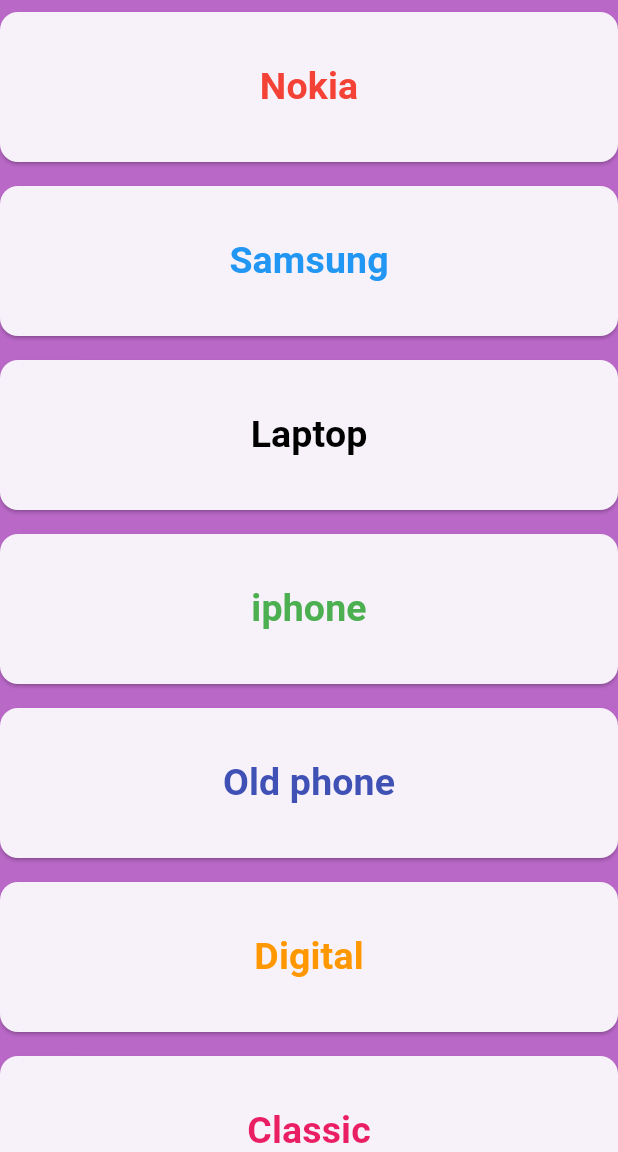
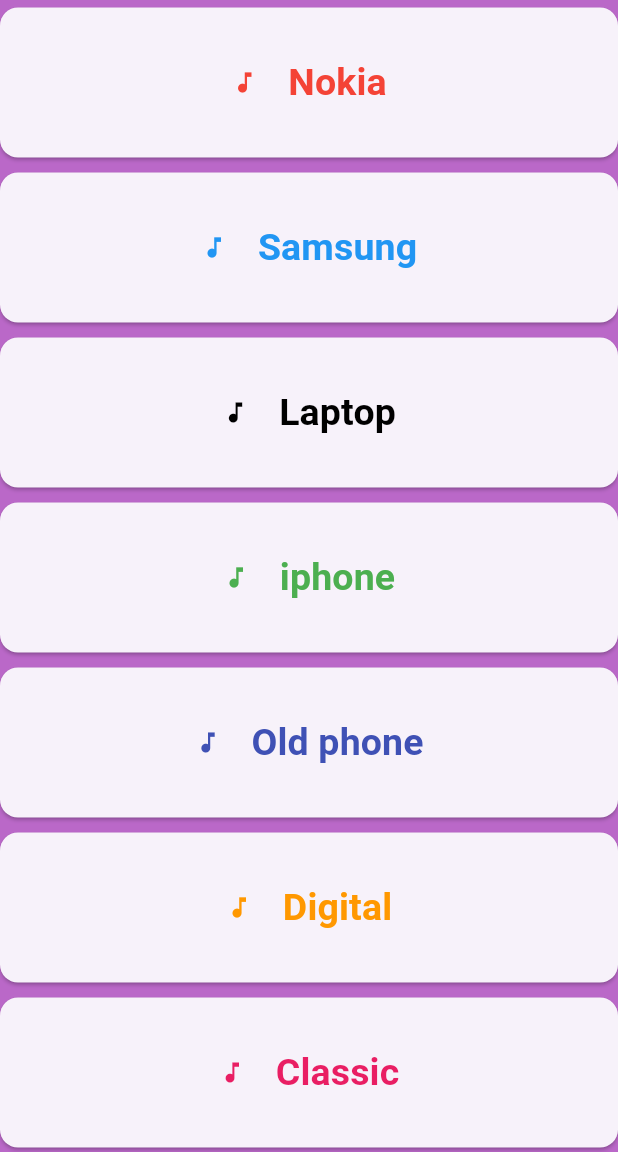
Before and after one commit to bavlymomo/naghamat-app, a Flutter app: the screen it shows after launch, on a phone screen of 412 x 824 dp, the part 84-1236 px from its top. Run offline on Flutter 3.47's test engine with Material 3 defaults, Android fonts, the phone set to English and light mode, and no system bars; our stand-ins replace audioplayers.

Commit message:
add the icon

```diff
--- a/lib/main.dart
+++ b/lib/main.dart
@@ -56,7 +56,7 @@
           itemBuilder: (context, index) {
             // Map ring = Rings[index];
             return Padding(
-              padding: const EdgeInsets.symmetric(vertical: 8.0),
+              padding: const EdgeInsets.symmetric(vertical: 5.0),
               child: ElevatedButton(
                 onPressed: () => playAudio(index + 1),
                 style: ButtonStyle(
@@ -69,13 +69,20 @@
                     Size(MediaQuery.of(context).size.width, 100),
                   ),
                 ),
-                child: Text(
+                child: Row(
+                  mainAxisAlignment: MainAxisAlignment.center,
+                  children: [
+                    Icon(Icons.music_note, color: colors[index]),
+                    SizedBox(width: 20),
+                    Text(
                       Names[index],
                       style: TextStyle(
                         color: colors[index],
                         fontSize: 25,
                         fontWeight: FontWeight.bold,
                       ),
+                    ),
+                  ],
                 ),
               ),
             );
```
Lines whose indentation alone changed are shown as unchanged.
